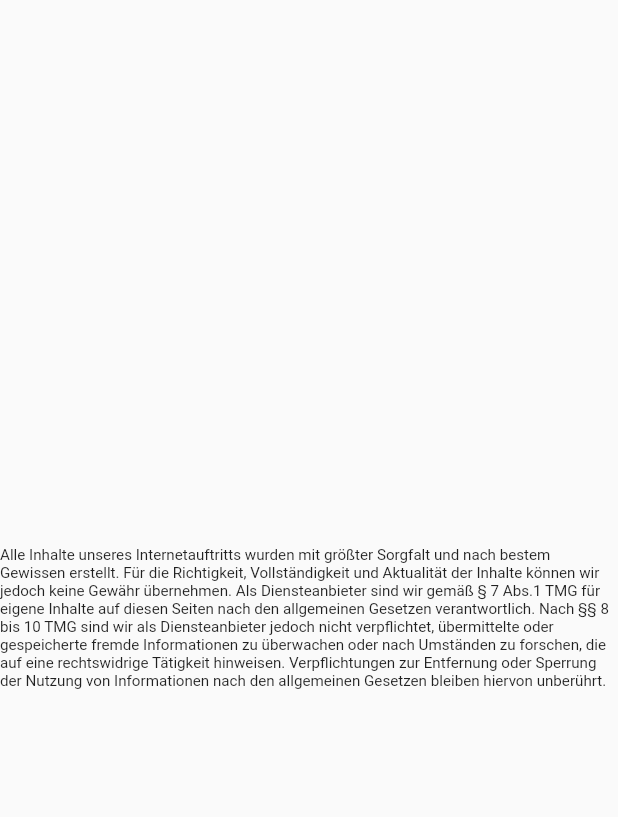
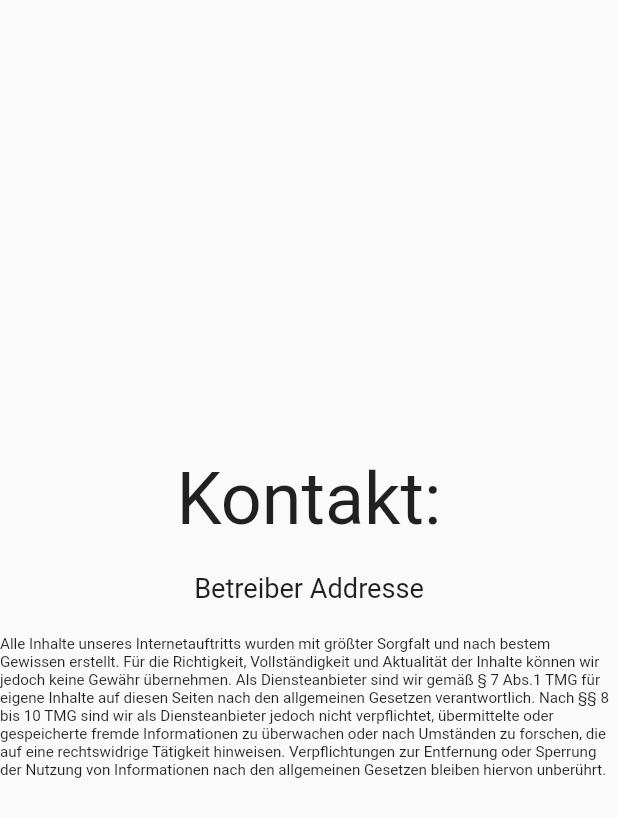
Before and after one commit to AwesomeCamo/GUIResp, a Flutter app: the ContactPage screen opened by its route, on a phone screen of 412 x 824 dp. Shown: the top 817 px of the screen. Run offline on Flutter 3.47's test engine with Material 2 defaults, Android fonts, the phone set to English and light mode, and no system bars.

Commit message:
contact page change font size

```diff
--- a/myapp/lib/contact_page.dart
+++ b/myapp/lib/contact_page.dart
@@ -13,16 +13,22 @@ class _ContactPageState extends State<ContactPage> {
       body: SafeArea(child: LayoutBuilder(builder: (context, constraints) {
         return Scaffold(
           body: Center(
-              child: Column(
+              child: new Column(
                   mainAxisAlignment: MainAxisAlignment.center,
                   children: <Widget>[
                 Text(
+                  'Kontakt:',
+                  style: TextStyle(fontSize: 48),),
+                Text(
+                    '\nBetreiber Addresse\n',
+                    style: TextStyle(fontSize:  14 + constraints.maxWidth / 100),),
+                Text(
                   'Alle Inhalte unseres Internetauftritts wurden mit größter Sorgfalt und nach bestem Gewissen erstellt. Für die Richtigkeit, Vollständigkeit und Aktualität der Inhalte können wir jedoch keine Gewähr übernehmen. Als Diensteanbieter sind wir gemäß § 7 Abs.1 TMG für eigene Inhalte auf diesen Seiten nach den allgemeinen Gesetzen verantwortlich. Nach §§ 8 bis 10 TMG sind wir als Diensteanbieter jedoch nicht verpflichtet, übermittelte oder gespeicherte fremde Informationen zu überwachen oder nach Umständen zu forschen, die auf eine rechtswidrige Tätigkeit hinweisen. Verpflichtungen zur Entfernung oder Sperrung der Nutzung von Informationen nach den allgemeinen Gesetzen bleiben hiervon unberührt.',
-                  style: TextStyle(
-                    fontSize: 6 + constraints.maxWidth / 100
-                  ),
+                  style: TextStyle(fontSize: 6 + constraints.maxWidth / 100),
                 )
-              ])),
+              ]
+              ),
+          ),
         );
       })),
     );
```
